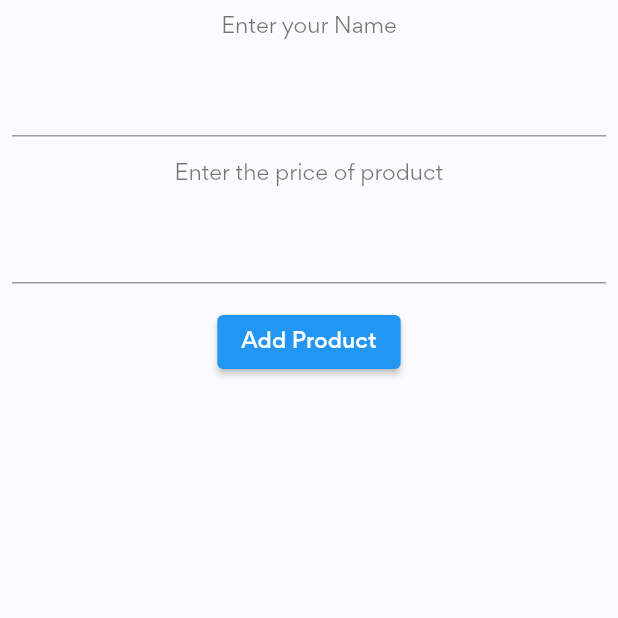
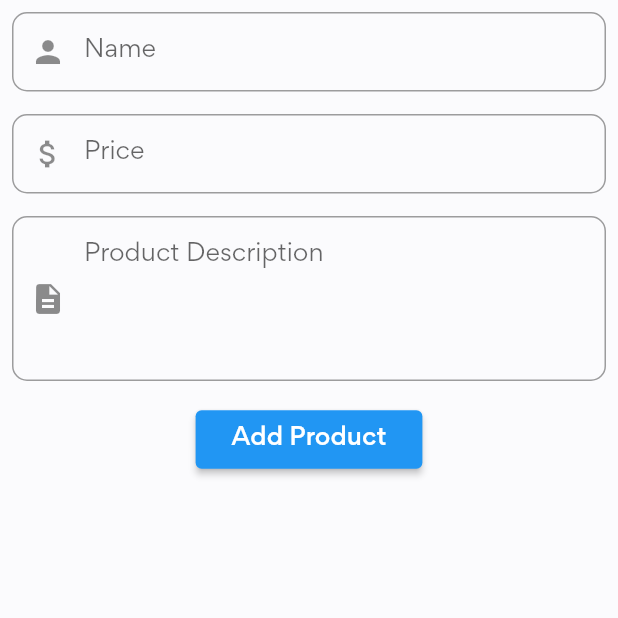
Before and after one commit to AgriSync-Dev/BazaarFamer, a Flutter app: the screen it shows once a user with an empty profile is signed in, item 3 of the bottom bar chosen, after a tap on the "add" icon, on a phone screen of 412 x 824 dp, the top half of it. Run offline on Flutter 3.47's test engine with Material 2 defaults, Android fonts, the phone set to English and light mode, and no system bars; our stand-ins replace cloud_firestore, firebase_auth, firebase_core, flutter_svg, fluttertoast; accounts and stored records are empty.

Commit message:
add product changes

```diff
--- a/lib/models/Product.dart
+++ b/lib/models/Product.dart
@@ -1,7 +1,7 @@
 import 'package:flutter/material.dart';
 
 class Product {
-  final String id;
+  final String id, description;
   final String image, title;
   final int price;
   final Color bgColor;
@@ -11,6 +11,7 @@ class Product {
     required this.image,
     required this.title,
     required this.price,
+    this.description = '',
     this.bgColor = const Color(0xFFEFEFF2),
   });
 }
--- a/lib/screens/myproducts/add_product.dart
+++ b/lib/screens/myproducts/add_product.dart
@@ -1,3 +1,5 @@
+import 'dart:io';
+
 import 'package:flutter/material.dart';
 import 'package:pirate_hunt/models/Product.dart';
 
@@ -9,42 +11,119 @@ class AddProduct extends StatefulWidget {
 }
 
 class _AddProductState extends State<AddProduct> {
-  List<Product> temp = [];
-  TextEditingController _title = TextEditingController();
-  TextEditingController _price = TextEditingController();
+  late List<Product> temp;
+  final _formKey = GlobalKey<FormState>();
+  final TextEditingController _title = TextEditingController();
+  final TextEditingController _price = TextEditingController();
+  final TextEditingController _description = TextEditingController();
+
+  @override
+  void initState() {
+    temp = [];
+    super.initState();
+  }
 
   @override
   void dispose() {
     super.dispose();
     _title.dispose();
     _price.dispose();
+    _description.dispose();
   }
 
   @override
   Widget build(BuildContext context) {
+    final nameField = TextFormField(
+      autofocus: false,
+      controller: _title,
+      validator: (value) {
+        if (value!.isEmpty) {
+          return ("Please enter your name!");
+        }
+        return null;
+      },
+      keyboardType: TextInputType.name,
+      onSaved: (val) {
+        _title.text = val!;
+      },
+      textInputAction: TextInputAction.next,
+      decoration: InputDecoration(
+        prefixIcon: const Icon(Icons.person),
+        contentPadding: const EdgeInsets.fromLTRB(20, 15, 20, 15),
+        hintText: "Name",
+        border: OutlineInputBorder(
+          borderRadius: BorderRadius.circular(10),
+        ),
+      ),
+    );
+
+    final descriptionField = TextFormField(
+      maxLines: 5,
+      minLines: 5,
+      autofocus: false,
+      controller: _description,
+      validator: (value) {
+        if (value!.isEmpty) {
+          return ("Please enter the description!");
+        }
+        return null;
+      },
+      keyboardType: TextInputType.text,
+      onSaved: (val) {
+        _description.text = val!;
+      },
+      textInputAction: TextInputAction.next,
+      decoration: InputDecoration(
+        prefixIcon: const Icon(Icons.description),
+        contentPadding: const EdgeInsets.fromLTRB(20, 15, 20, 15),
+        hintText: "Product Description",
+        border: OutlineInputBorder(
+          borderRadius: BorderRadius.circular(10),
+        ),
+      ),
+    );
+    final priceField = TextFormField(
+      autofocus: false,
+      controller: _price,
+      validator: (value) {
+        if (value!.isEmpty) {
+          return ("Please enter price of product!");
+        }
+        return null;
+      },
+      keyboardType: TextInputType.number,
+      onSaved: (val) {
+        _price.text = val!;
+      },
+      textInputAction: TextInputAction.next,
+      decoration: InputDecoration(
+        prefixIcon: const Icon(Icons.attach_money),
+        contentPadding: const EdgeInsets.fromLTRB(20, 15, 20, 15),
+        hintText: "Price",
+        border: OutlineInputBorder(
+          borderRadius: BorderRadius.circular(10),
+        ),
+      ),
+    );
+
     return Scaffold(
       body: SingleChildScrollView(
         child: Padding(
           padding: const EdgeInsets.all(8.0),
+          child: Form(
+            key: _formKey,
             child: Column(
               children: [
-              Text('Enter your Name'),
-              SizedBox(
+                nameField,
+                const SizedBox(
                   height: 15,
                 ),
-              TextField(controller: _title),
-              SizedBox(
+                priceField,
+                const SizedBox(
                   height: 15,
                 ),
-              Text('Enter the price of product'),
-              SizedBox(
-                height: 15,
-              ),
-              TextField(
-                controller: _price,
-                keyboardType: TextInputType.number,
-              ),
-              SizedBox(
+                descriptionField,
+                const SizedBox(
                   height: 15,
                 ),
                 ElevatedButton(
@@ -55,12 +134,21 @@ class _AddProductState extends State<AddProduct> {
                         image: '1234',
                         title: _title.text,
                         price: int.parse(_price.text),
+                        description: _description.text,
                       ),
                     );
+                    //push data to firebase .................................................
                   },
-                child: Text('Add Product'),
+                  child: const Padding(
+                    padding: EdgeInsets.all(8.0),
+                    child: Text(
+                      'Add Product',
+                      style: TextStyle(fontSize: 16),
+                    ),
+                  ),
                 ),
               ],
+            ),
           ),
         ),
       ),
--- a/lib/screens/myproducts/my_products.dart
+++ b/lib/screens/myproducts/my_products.dart
@@ -65,7 +65,11 @@ class _MyProductScreenState extends State<MyProductScreen> {
             ),
           );
         },
-        child: const Icon(Icons.add),
+        backgroundColor: Colors.blueAccent,
+        child: const Icon(
+          Icons.add,
+          size: 30,
+        ),
       ),
     );
   }
```
Lines whose indentation alone changed are shown as unchanged.
